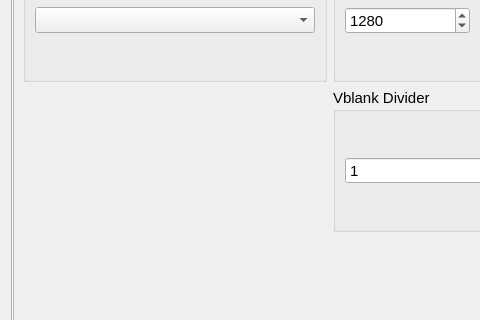
First picture: the form in src/qt_gui/settings_dialog.ui, repository shadps4-emu/shadPS4, before the edit; both pictures show x 0 to 480 and y 113 to 433 of the 970 by 820 pixel window.
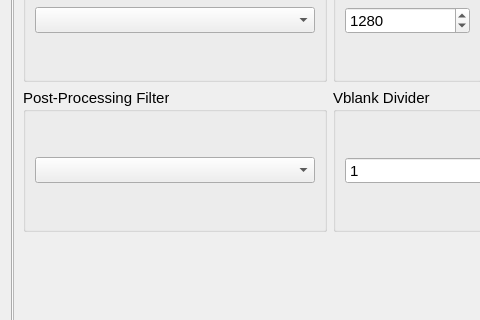
Second picture: the form after the edit. The open tabs and pages were chosen to show the change. Icons and pictures are not drawn.

Commit message: Add PPfilter to Settings Dialog GUI

Patch:
```diff
--- a/src/qt_gui/settings_dialog.ui
+++ b/src/qt_gui/settings_dialog.ui
@@ -964,6 +964,18 @@
                <property name="bottomMargin">
                 <number>0</number>
                </property>
+               <item>
+                <widget class="QGroupBox" name="ppFilterGroupBox">
+                 <property name="title">
+                  <string>Post-Processing Filter</string>
+                 </property>
+                 <layout class="QVBoxLayout" name="verticalLayout_2">
+                  <item>
+                   <widget class="QComboBox" name="ppFilterComboBox"/>
+                  </item>
+                 </layout>
+                </widget>
+               </item>
               </layout>
              </widget>
             </item>
```
Left out of the diff: 4 changed lines with no effect on the pictures. The commit also changes 3 other files.
